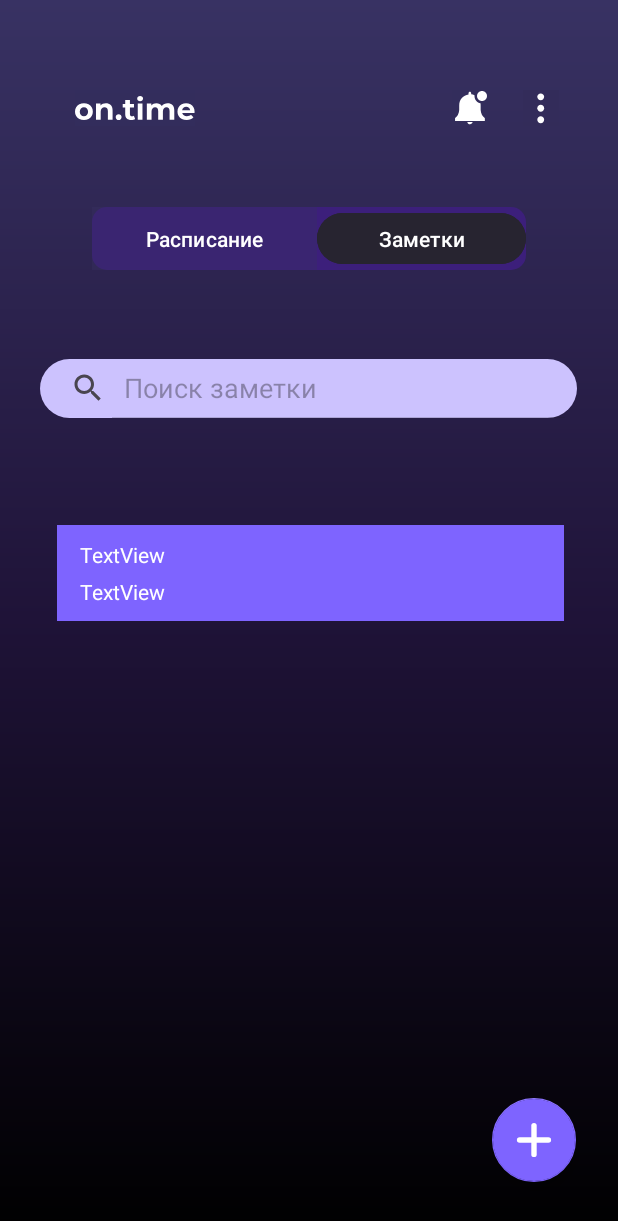
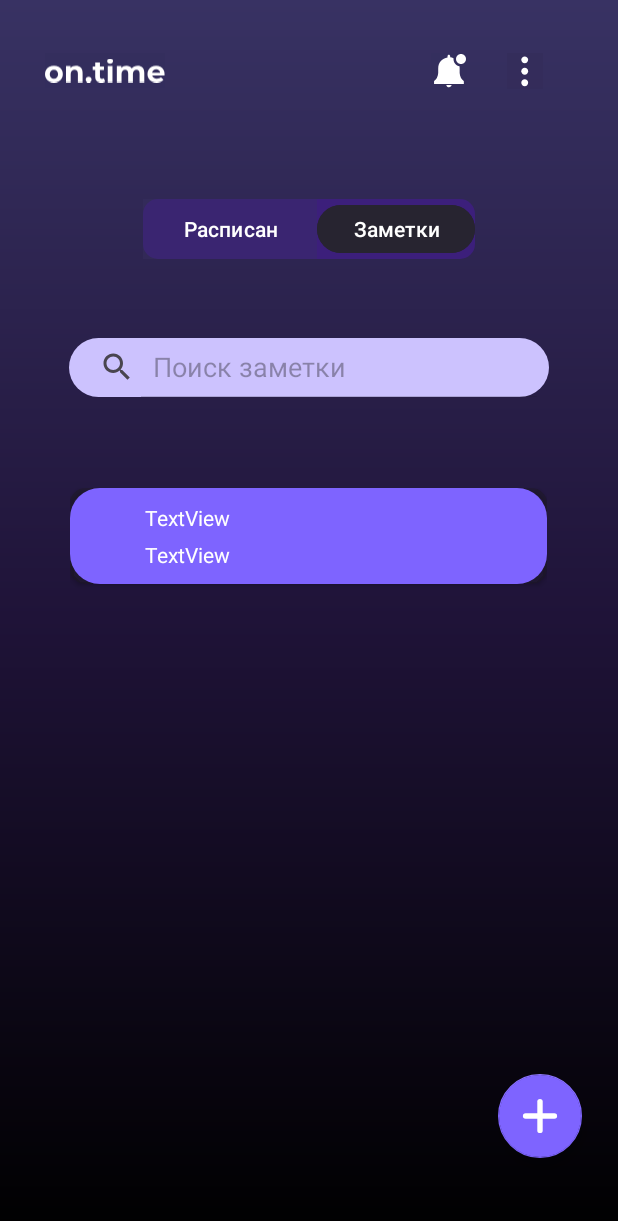
Before and after one commit to Milo4kaa/TestAndroid, an Android app built with Jetpack Compose: the layout activity_main.xml on its own in the app's theme, with its tools: preview values and no code run, on a phone screen of 412 x 824 dp. Shown: the top 1221 px of the screen. Run offline under Robolectric (Android 15) with nearby library versions, the phone set to English and light mode, and no system bars.

Commit message:
Рабочая версия room 1.1

```diff
--- a/app/src/main/res/layout/activity_main.xml
+++ b/app/src/main/res/layout/activity_main.xml
@@ -14,12 +14,10 @@
 
         <SearchView
             android:id="@+id/searchView"
-        android:layout_width="358dp"
+            android:layout_width="wrap_content"
             android:layout_height="39dp"
-        android:layout_marginStart="26dp"
-        android:layout_marginTop="5dp"
-        android:layout_marginEnd="27dp"
-        android:layout_marginBottom="10dp"
+            android:layout_marginTop="20dp"
+            android:layout_marginBottom="30dp"
             android:background="@drawable/search_radius"
             android:iconifiedByDefault="false"
             android:queryHint="Поиск заметки"
@@ -28,20 +26,21 @@
             app:layout_constraintEnd_toEndOf="parent"
             app:layout_constraintStart_toStartOf="parent"
             app:layout_constraintTop_toBottomOf="@+id/linearLayout"
+            app:layout_constraintVertical_bias="0.84"
             tools:ignore="MissingConstraints" />
 
         <LinearLayout
             android:id="@+id/linearLayout"
-        android:layout_width="289dp"
-        android:layout_height="42dp"
-        android:layout_marginStart="50dp"
-        android:layout_marginEnd="50dp"
+            android:layout_width="wrap_content"
+            android:layout_height="40dp"
+            android:layout_marginTop="110dp"
+            android:layout_marginBottom="10dp"
             android:background="@drawable/linear_layout_round"
             android:orientation="horizontal"
             app:layout_constraintBottom_toTopOf="@+id/searchView"
             app:layout_constraintEnd_toEndOf="parent"
             app:layout_constraintStart_toStartOf="parent"
-        app:layout_constraintTop_toBottomOf="@+id/imageButton"
+            app:layout_constraintTop_toTopOf="parent"
             tools:ignore="MissingConstraints">
 
             <Button
@@ -65,24 +64,22 @@
 
         <androidx.recyclerview.widget.RecyclerView
             android:id="@+id/rcView"
-            android:layout_width="338dp"
-            android:layout_height="336dp"
-            android:layout_marginStart="38dp"
-            android:layout_marginEnd="39dp"
-            app:layout_constraintBottom_toTopOf="@+id/add_btn"
+            tools:listitem="@layout/note_item"
+            android:layout_width="318dp"
+            android:layout_height="432dp"
+            app:layout_constraintBottom_toBottomOf="@+id/add_btn"
             app:layout_constraintEnd_toEndOf="parent"
-            app:layout_constraintHorizontal_bias="0.05"
+            app:layout_constraintHorizontal_bias="0.494"
             app:layout_constraintStart_toStartOf="parent"
             app:layout_constraintTop_toBottomOf="@+id/searchView"
-            tools:ignore="MissingConstraints"
-            tools:listitem="@layout/note_item" />
+            tools:ignore="MissingConstraints" />
 
         <ImageView
             android:id="@+id/imageView"
-        android:layout_width="0dp"
-        android:layout_height="24dp"
-        android:layout_marginStart="50dp"
-        android:layout_marginTop="60dp"
+            android:layout_width="wrap_content"
+            android:layout_height="23dp"
+            android:layout_marginStart="30dp"
+            android:layout_marginTop="35dp"
             android:background="#B0342D5D"
             android:contentDescription="TODO"
             app:layout_constraintStart_toStartOf="parent"
@@ -94,8 +91,8 @@
             android:id="@+id/imageButton2"
             android:layout_width="0dp"
             android:layout_height="wrap_content"
-        android:layout_marginTop="60dp"
-        android:layout_marginEnd="39dp"
+            android:layout_marginTop="35dp"
+            android:layout_marginEnd="50dp"
             android:background="#8D332C5A"
             android:contentDescription="TODO"
             app:layout_constraintEnd_toEndOf="parent"
@@ -105,11 +102,10 @@
 
         <ImageButton
             android:id="@+id/imageButton"
-        android:layout_width="24dp"
-        android:layout_height="24dp"
-        android:layout_marginStart="171dp"
-        android:layout_marginTop="60dp"
-        android:layout_marginEnd="23dp"
+            android:layout_width="wrap_content"
+            android:layout_height="wrap_content"
+            android:layout_marginStart="150dp"
+            android:layout_marginTop="35dp"
             android:background="#75342E5D"
             android:contentDescription="@string/tod0o"
             app:layout_constraintEnd_toStartOf="@+id/imageButton2"
@@ -122,8 +118,8 @@
             android:id="@+id/add_btn"
             android:layout_width="wrap_content"
             android:layout_height="wrap_content"
-            android:layout_marginEnd="28dp"
-            android:layout_marginBottom="36dp"
+            android:layout_marginEnd="24dp"
+            android:layout_marginBottom="52dp"
             android:clickable="true"
             app:backgroundTint="#7E64FF"
             app:layout_constraintBottom_toBottomOf="parent"
--- a/app/src/main/res/layout/note_item.xml
+++ b/app/src/main/res/layout/note_item.xml
@@ -1,21 +1,19 @@
 <?xml version="1.0" encoding="utf-8"?>
 <layout xmlns:android="http://schemas.android.com/apk/res/android"
-    xmlns:app="http://schemas.android.com/apk/res-auto"
-    xmlns:tools="http://schemas.android.com/tools">
+    xmlns:app="http://schemas.android.com/apk/res-auto">
 
     <androidx.constraintlayout.widget.ConstraintLayout
         android:layout_width="match_parent"
         android:layout_height="match_parent">
 
-
         <androidx.cardview.widget.CardView
-            android:layout_width="409dp"
+            android:layout_width="wrap_content"
             android:layout_height="wrap_content"
             android:layout_marginStart="8dp"
             android:layout_marginTop="8dp"
             android:layout_marginEnd="8dp"
-            android:layout_marginBottom="8dp"
             android:onClick="onClickOpenNoteActivity"
+            app:cardBackgroundColor="@color/material_on_background_disabled"
             app:cardCornerRadius="10dp"
             app:layout_constraintBottom_toBottomOf="parent"
             app:layout_constraintEnd_toEndOf="parent"
@@ -37,9 +35,9 @@
                     android:layout_marginStart="50dp"
                     android:layout_marginTop="10dp"
                     android:layout_marginEnd="10dp"
+                    android:maxLength="30"
                     android:text="TextView"
-                    android:textColor="#FFFFFF"
-                    android:textColorHint="#6D000000" />
+                    android:textColor="#FFFFFF" />
 
                 <TextView
                     android:id="@+id/MainTextView"
@@ -49,6 +47,7 @@
                     android:layout_marginTop="5dp"
                     android:layout_marginEnd="10dp"
                     android:layout_marginBottom="10dp"
+                    android:maxLength="30"
                     android:text="TextView"
                     android:textColor="@color/white" />
             </LinearLayout>
```
Also changed, not shown: 6 other files. Lines whose indentation alone changed are shown as unchanged.
